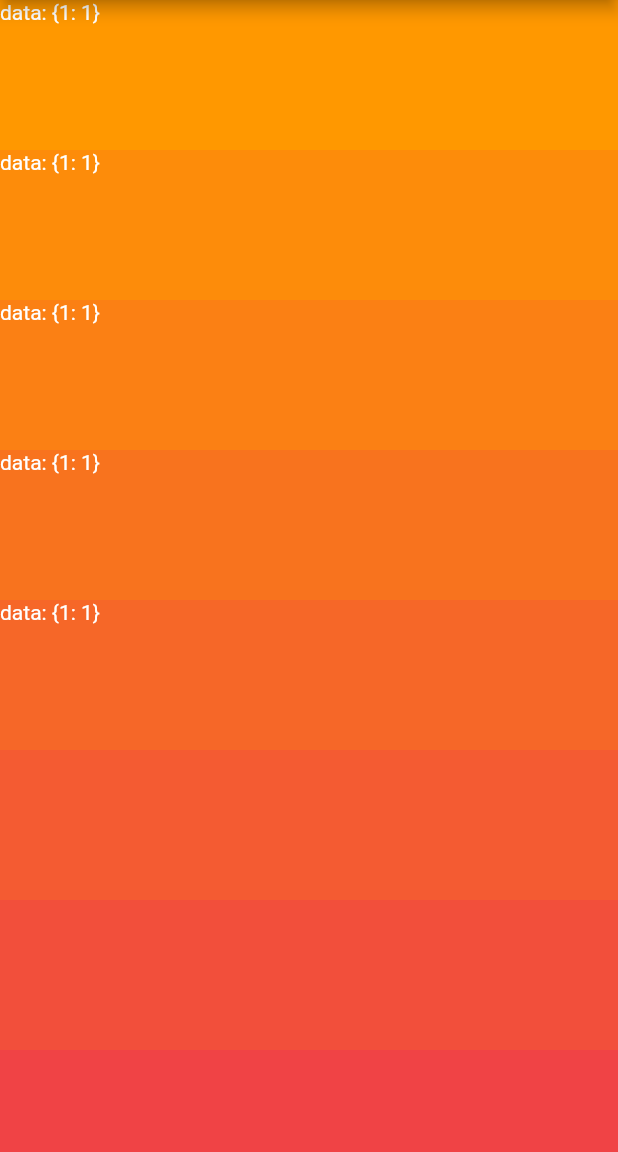
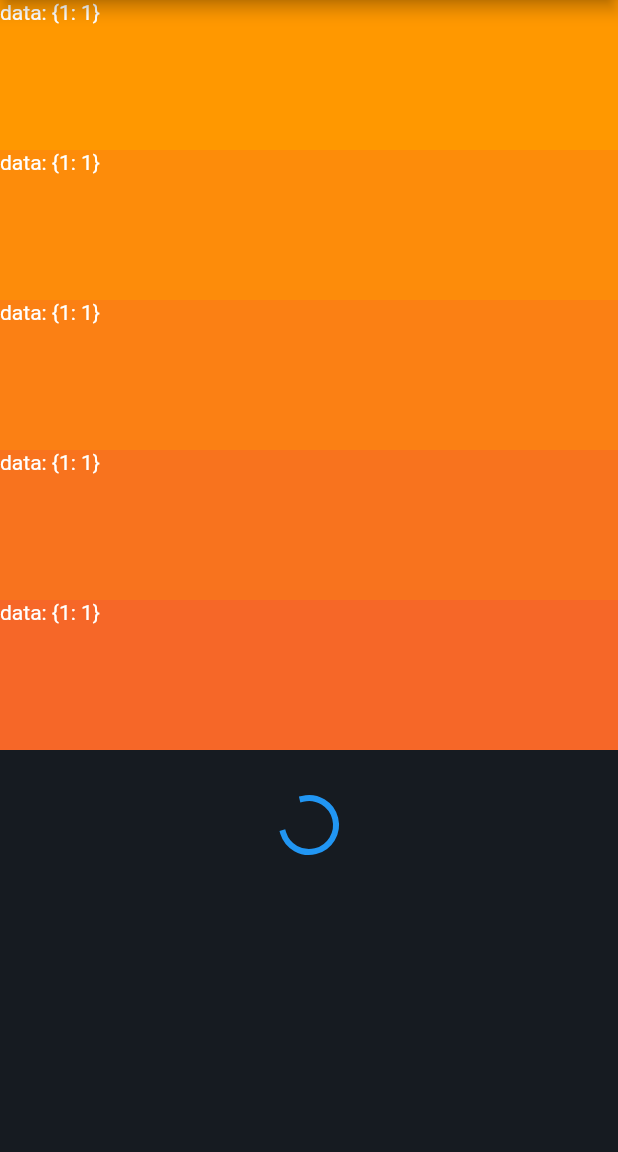
Before and after one commit to Emil1483/find_devs, a Flutter app: the HomeRoute screen opened by its route, on a phone screen of 412 x 824 dp, the part 84-1236 px from its top. Run offline on Flutter 3.47's test engine with Material 2 defaults, Android fonts, the phone set to English and light mode, and no system bars; our stand-ins replace cloud_firestore, connectivity, firebase_auth, geolocator, google_sign_in; missing offline and left inert: geocoder, geohash; accounts and stored records are empty.

Commit message:
add loading

```diff
--- a/lib/providers/devs.dart
+++ b/lib/providers/devs.dart
@@ -73,6 +73,7 @@ class Devs with ChangeNotifier {
         return;
       }
       _users.addAll(moreUsers);
+      notifyListeners();
     }
     _working = false;
   }
--- a/lib/routes/home_route.dart
+++ b/lib/routes/home_route.dart
@@ -22,13 +22,8 @@ class HomeRoute extends StatelessWidget {
       ),
       drawer: MainDrawer(),
       body: ListView.builder(
-        itemCount: devs.loadedAll ? devs.length : null,
+        itemCount: devs.loadedAll ? devs.length : devs.length + 1,
         itemBuilder: (BuildContext context, int index) {
-         // return Container(
-         //   height: 100,
-         //   color: Color.lerp(Colors.orange, Colors.pink, index / 10),
-         // );
-
           return FutureBuilder(
             future: devs.getUser(index),
             builder: (BuildContext context,
@@ -36,7 +31,8 @@ class HomeRoute extends StatelessWidget {
               if (snapData.connectionState != ConnectionState.done) {
                 return Container(
                   height: 100,
-                  color: Color.lerp(Colors.orange, Colors.pink, index / 10),
+                  alignment: Alignment.center,
+                  child: CircularProgressIndicator(),
                 );
               } else {
                 return Container(
@@ -47,7 +43,6 @@ class HomeRoute extends StatelessWidget {
               }
             },
           );
-
         },
       ),
     );
```
